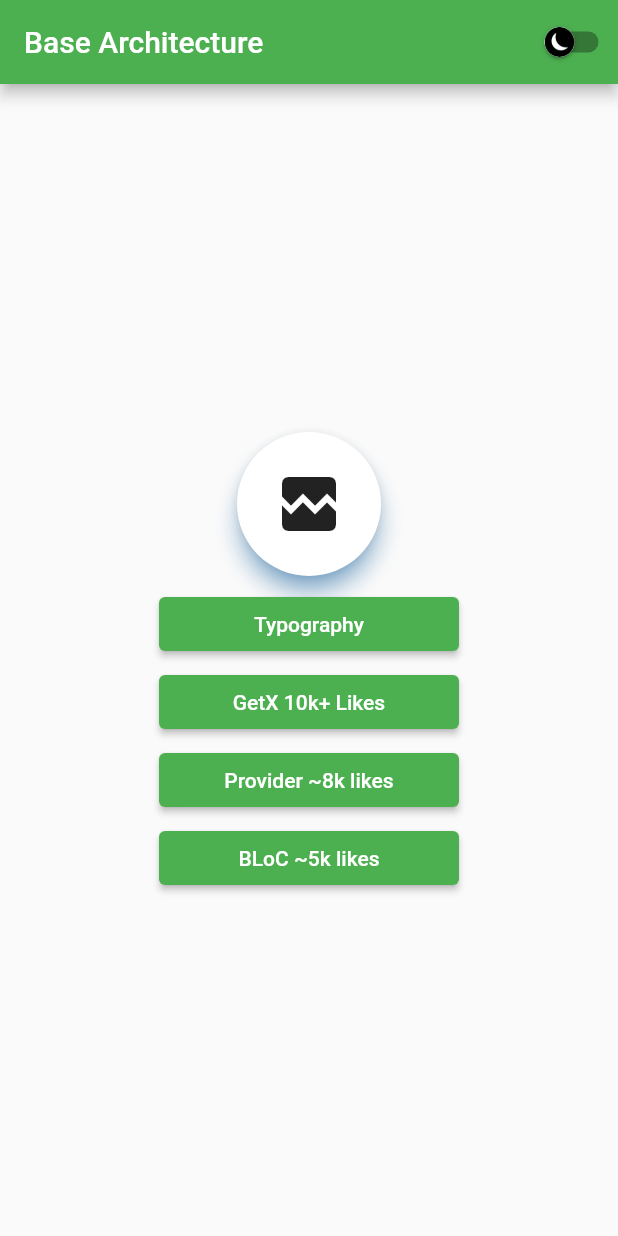
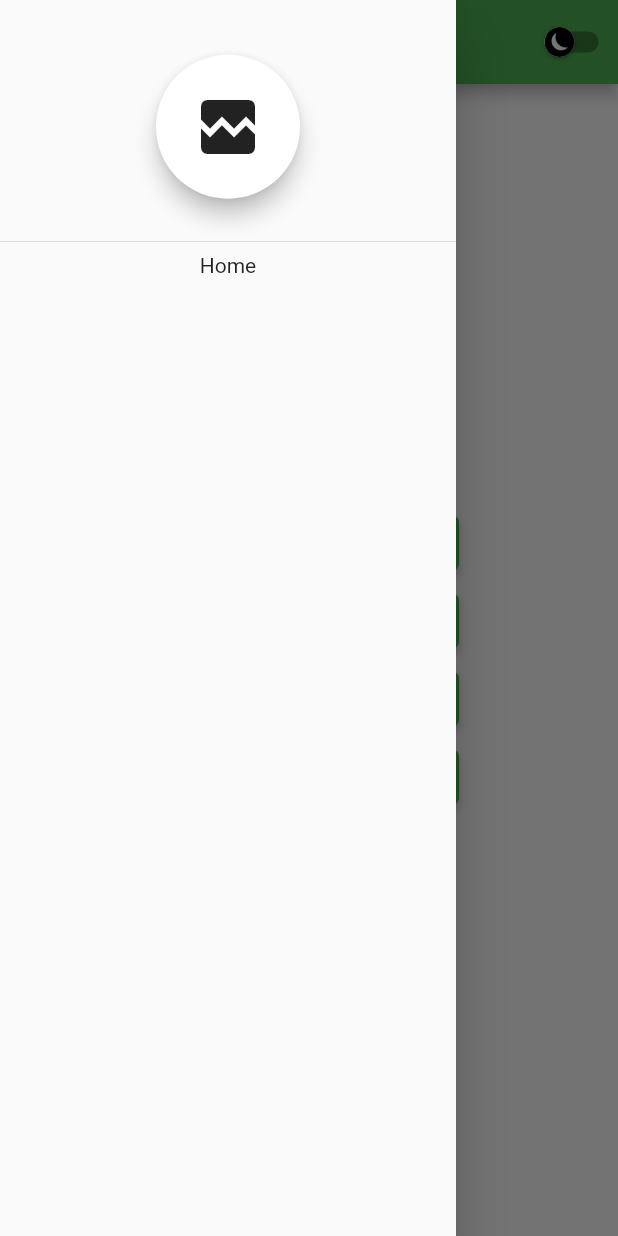
Before and after one commit to Faiizii/base_architecture, a Flutter app: the screen it shows after launch, with the side drawer open (before the commit the screen has no drawer), on a phone screen of 412 x 824 dp. Run offline on Flutter 3.47's test engine with Material 2 defaults, Android fonts, the light colour scheme and no system bars; drawn by our look-alikes of cached_network_image; our stand-ins replace bloc, firebase_messaging, flutter_bloc, geolocator, get, hive and 3 more; missing offline and left inert: flutter_stripe; accounts and stored records are empty; network calls fail.

Commit message:
drawer component added

```diff
--- a/lib/main.dart
+++ b/lib/main.dart
@@ -1,11 +1,10 @@
 import 'package:base_architecture/themes/theme_helper.dart';
 import 'package:base_architecture/translations/translation_config.dart';
-import 'package:base_architecture/ui/design_system/circlular_image.dart';
+import 'package:base_architecture/ui/components/drawer_component.dart';
 import 'package:base_architecture/ui/screens/temp_screen/bloc_screen.dart';
 import 'package:base_architecture/ui/screens/temp_screen/getx_screen.dart';
 import 'package:base_architecture/ui/screens/temp_screen/provider_screen.dart';
 import 'package:base_architecture/ui/screens/temp_screen/typography_screen.dart';
-import 'package:base_architecture/utils/image_constants.dart';
 import 'package:flutter/material.dart';
 import 'package:get/get.dart';
 
@@ -45,40 +44,12 @@ class MyHomePage extends StatefulWidget {
 
 class _MyHomePageState extends State<MyHomePage> {
 
-  bool isDark = Get.isDarkMode;
   @override
   Widget build(BuildContext context) {
-    return Scaffold(
-      appBar: AppBar(
-        title: Text(widget.title),
-        actions: [
-          Switch(
-            value: isDark,
-            inactiveThumbImage: Image
-                .asset(ImageConstants.moonImage, width: 48,)
-                .image,
-            activeThumbImage: Image
-                .asset(ImageConstants.sunImage, width: 48,)
-                .image,
-            inactiveThumbColor: Colors.transparent,
-            activeColor: Colors.transparent,
-            onChanged: (bool value) {
-              if (value) {
-                Get.changeThemeMode(ThemeMode.dark);
-              } else {
-                Get.changeThemeMode(ThemeMode.light);
-              }
-              setState(() {
-                isDark = value;
-              });
-            },)
-        ],
-      ),
+    return DrawerComponent(
+      title: widget.title,
       body: Center(
         child: Column(mainAxisSize: MainAxisSize.min, children: [
-
-          const CircularNetworkImage(url: "https://picsum.photos/2048"),
-          const SizedBox(height: 4,),
           SizedBox(
             width: 200,
             child: ElevatedButton(onPressed: () {
--- a/lib/themes/theme_helper.dart
+++ b/lib/themes/theme_helper.dart
@@ -1,6 +1,5 @@
 import 'package:base_architecture/ui/design_system/text.dart';
 import 'package:flutter/material.dart';
-import 'package:get/get.dart';
 
 
 class ThemeHelper {
@@ -28,7 +27,7 @@ class ThemeHelper {
     )),
     cardTheme: const CardTheme(
       elevation: 6,
-      shadowColor: Colors.white38,
+      shadowColor: Colors.blue,
       color: Colors.black87,
       surfaceTintColor: Colors.blue,
     ),
@@ -53,7 +52,6 @@ class ThemeHelper {
       )),
       cardTheme: const CardTheme(
         elevation: 6,
-        shadowColor: Colors.blue,
         color: Colors.white,
       ),
       colorScheme: const ColorScheme.light().copyWith(
--- /dev/null
+++ b/lib/ui/components/drawer_component.dart
@@ -0,0 +1,54 @@
+import 'package:base_architecture/ui/design_system/circlular_image.dart';
+import 'package:base_architecture/utils/image_constants.dart';
+import 'package:flutter/material.dart';
+import 'package:get/get.dart';
+
+class DrawerComponent extends StatefulWidget {
+  final Widget body;
+  final String title;
+  const DrawerComponent({Key? key, required this.body, this.title = ""}) : super(key: key);
+
+  @override
+  State<DrawerComponent> createState() => _DrawerComponentState();
+}
+
+class _DrawerComponentState extends State<DrawerComponent> {
+  bool isDark = Get.isDarkMode;
+  @override
+  Widget build(BuildContext context) {
+    return Scaffold(
+      appBar: AppBar(
+        title: Text(widget.title),
+        actions: [
+          Switch(
+            value: isDark,
+            inactiveThumbImage: Image
+                .asset(ImageConstants.moonImage, width: 48,)
+                .image,
+            activeThumbImage: Image
+                .asset(ImageConstants.sunImage, width: 48,)
+                .image,
+            inactiveThumbColor: Colors.transparent,
+            activeColor: Colors.transparent,
+            onChanged: (bool value) {
+              if (value) {
+                Get.changeThemeMode(ThemeMode.dark);
+              } else {
+                Get.changeThemeMode(ThemeMode.light);
+              }
+              setState(() {
+                isDark = value;
+              });
+            },)
+        ],
+      ),
+      drawer: Drawer(child: SafeArea(
+        child: Column(children: const <Widget>[
+          DrawerHeader(child: Center(child: CircularNetworkImage(url: "https://picsum.photos/2048"),)),
+          Text("Home"),
+        ],),
+      ),),
+      body: widget.body
+    );
+  }
+}
```
Also changed, not shown: lib/ui/design_system/appbar.dart (deleted).
